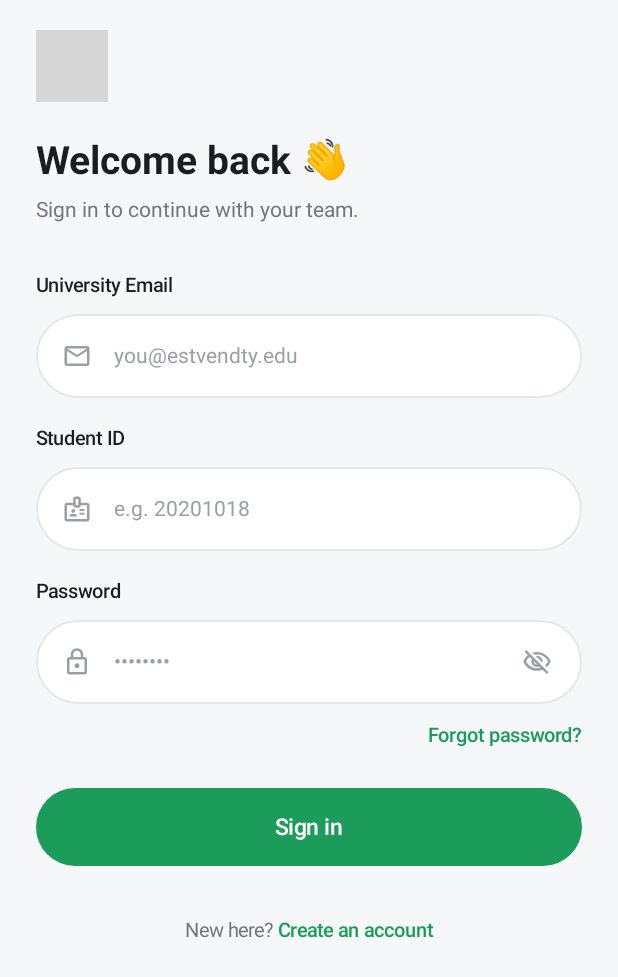
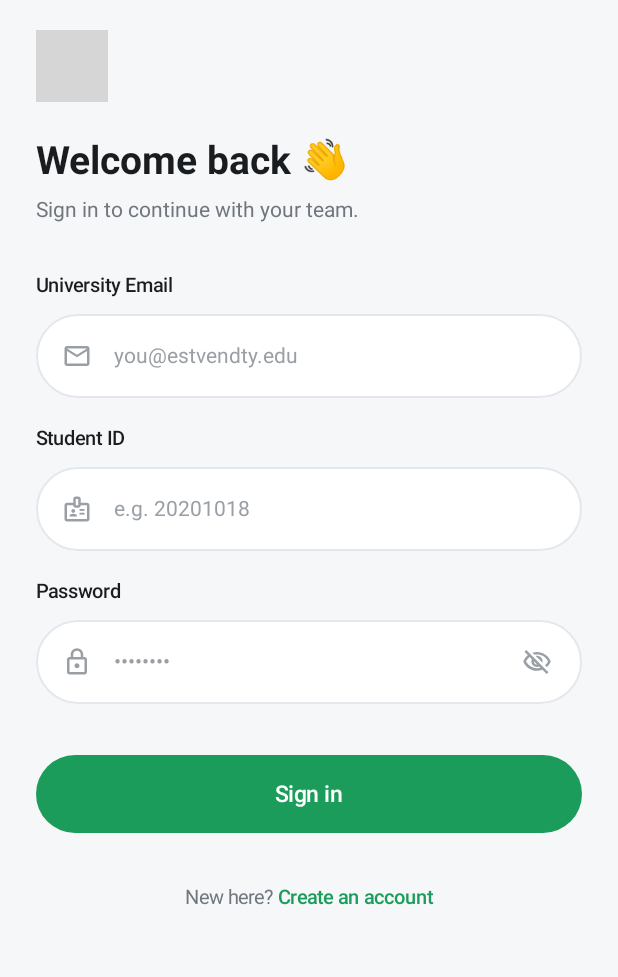
Before and after one commit to 3bs622006-droid/Team-mate, an Android app built with Jetpack Compose: the screen it shows after launch (MainActivity), after a tap on "Get Started", on a phone screen of 412 x 824 dp. Shown: the top 977 px of the screen. Run offline under Robolectric (Android 15) with nearby library versions, the phone set to English and light mode, and no system bars; 2 statements that could not run were skipped; grey boxes are pictures that could not be loaded.

Commit message:
Fix Login and Register navigation to Dashboard

```diff
--- a/app/src/main/java/com/example/teammate/ui/auth/LoginScreen.kt
+++ b/app/src/main/java/com/example/teammate/ui/auth/LoginScreen.kt
@@ -195,18 +195,18 @@ fun LoginScreen(
             Spacer(modifier = Modifier.height(10.dp))
 
             // Forgot password? Link
-            Box(
-                modifier = Modifier.fillMaxWidth(),
-                contentAlignment = Alignment.CenterEnd
-            ) {
-                Text(
-                    text = "Forgot password?",
-                    color = PrimaryGreen,
-                    fontSize = 13.sp,
-                    fontWeight = FontWeight.Medium,
-                    modifier = Modifier.clickable { onForgotPassword() }
-                )
-            }
+//            Box(
+//                modifier = Modifier.fillMaxWidth(),
+//                contentAlignment = Alignment.CenterEnd
+//            ) {
+//                Text(
+//                    text = "Forgot password?",
+//                    color = PrimaryGreen,
+//                    fontSize = 13.sp,
+//                    fontWeight = FontWeight.Medium,
+//                    modifier = Modifier.clickable { onForgotPassword() }
+//                )
+//            }
 
             Spacer(modifier = Modifier.height(24.dp))
 
--- a/app/src/main/java/com/example/teammate/ui/navigation/AppNavigation.kt
+++ b/app/src/main/java/com/example/teammate/ui/navigation/AppNavigation.kt
@@ -169,7 +169,9 @@ fun AppNavigation() {
                             navController.popBackStack()
                         },
                         onLoginSuccess = {
-                            navController.navigate(Screen.Register.route)
+                            navController.navigate(Screen.Dashboard.route){
+                                popUpTo(Screen.Login.route){ inclusive = true }
+                            }
                         },
                         onCreateAccount = {
                             navController.navigate(Screen.Register.route)
```
